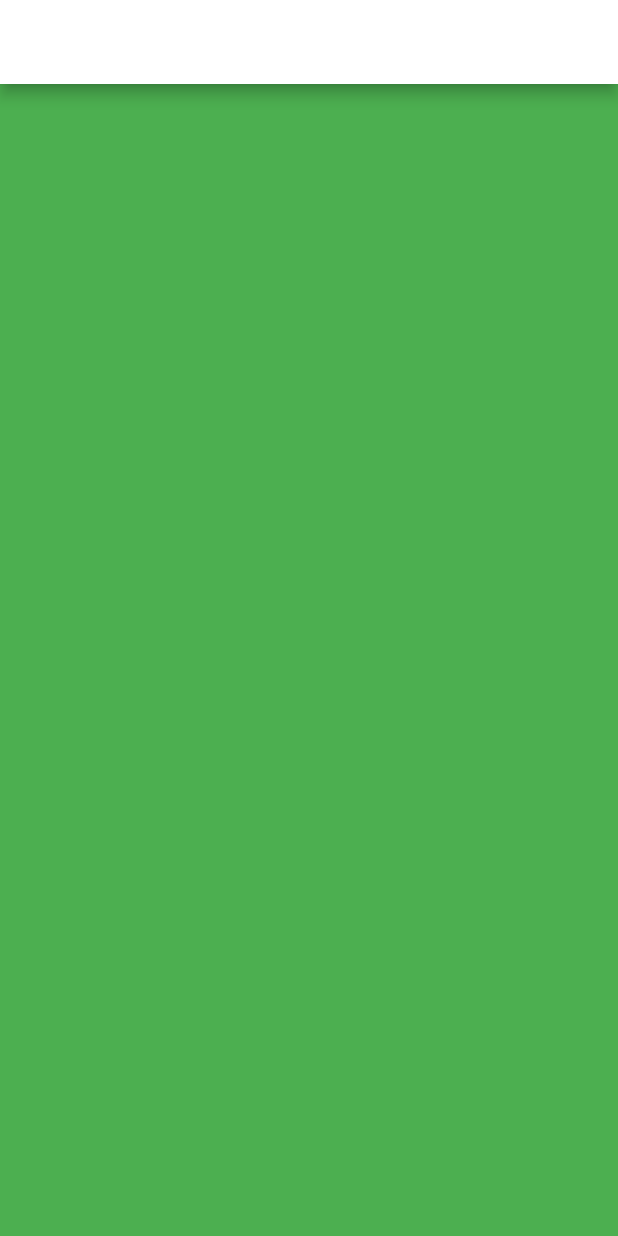
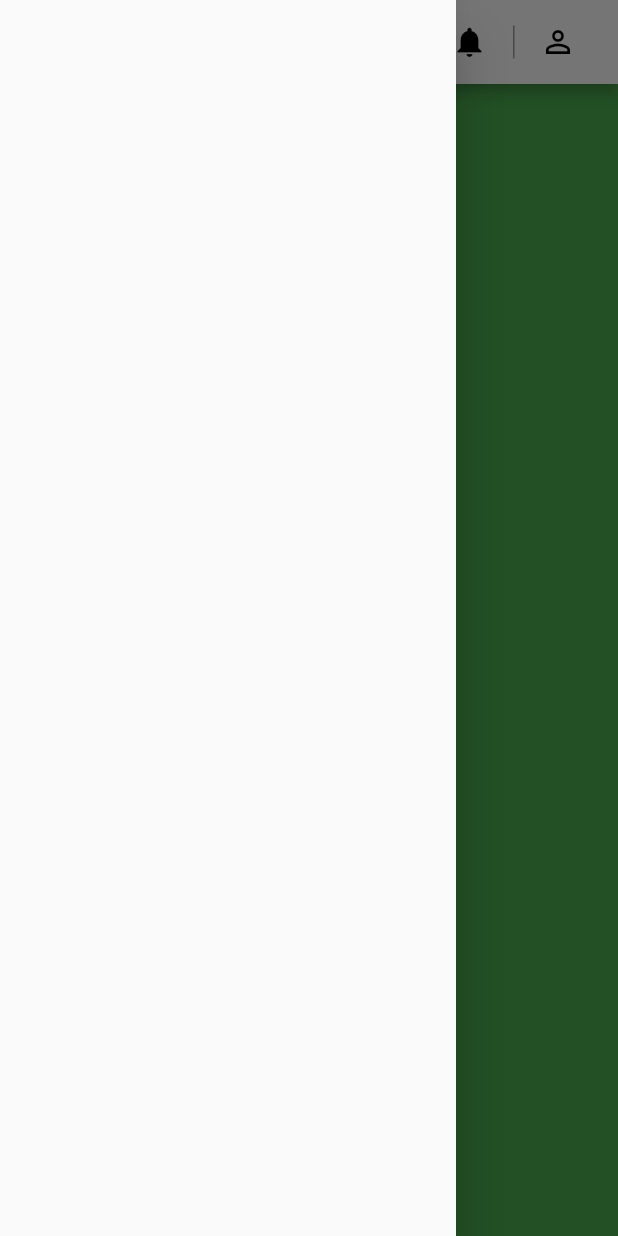
Before and after one commit to hugorodro/timelife, a Flutter app: the screen it shows after launch, with the side drawer open (before the commit the screen has no drawer), on a phone screen of 412 x 824 dp. Run offline on Flutter 3.47's test engine with Material 2 defaults, Android fonts, the phone set to English and light mode, and no system bars; our stand-ins replace get.

Commit message:
add more to navbar

```diff
--- a/flutterapp/lib/helpers/responsive.dart
+++ b/flutterapp/lib/helpers/responsive.dart
@@ -11,15 +11,15 @@ class ResponsiveWidget extends StatelessWidget {
 
   const ResponsiveWidget({ Key? key,required this.largeScreen, required this.mediumScreen, required this.smallScreen }) : super(key: key);
 
-  // static bool isSmall(BuildContext context) =>
-  // MediaQuery.of(context).size.width < smallSize;
+  static bool isSmall(BuildContext context) =>
+  MediaQuery.of(context).size.width < mediumSize;
 
-  // static bool isMedium(BuildContext context) =>
-  // MediaQuery.of(context).size.width >= mediumSize &&
-  // MediaQuery.of(context).size.width < largeSize;
+  static bool isMedium(BuildContext context) =>
+  MediaQuery.of(context).size.width >= mediumSize &&
+  MediaQuery.of(context).size.width < largeSize;
 
-  // static bool isLarge(BuildContext context) =>
-  // MediaQuery.of(context).size.width >= largeSize;
+  static bool isLarge(BuildContext context) =>
+  MediaQuery.of(context).size.width >= largeSize;
 
   @override
   Widget build(BuildContext context) {
--- a/flutterapp/lib/main.dart
+++ b/flutterapp/lib/main.dart
@@ -18,7 +18,7 @@ class MyApp extends StatelessWidget {
         scaffoldBackgroundColor: Colors.white,
         primarySwatch: Colors.blue,
       ),
-      home: const HomeScreen(),
+      home: HomeScreen(),
     );
   }
 }
--- a/flutterapp/lib/pages/home.dart
+++ b/flutterapp/lib/pages/home.dart
@@ -2,17 +2,16 @@ import 'package:flutter/material.dart';
 import 'package:flutterapp/helpers/responsive.dart';
 import 'package:flutterapp/widgets/large_screen.dart';
 import 'package:flutterapp/widgets/small_screen.dart';
+import 'package:flutterapp/widgets/top_nav.dart';
 import 'package:get/get.dart';
 
 class HomeScreen extends StatelessWidget {
-  const HomeScreen({ Key? key }) : super(key: key);
-
+  final GlobalKey<ScaffoldState> key = GlobalKey();
   @override
   Widget build(BuildContext context) {
     return Scaffold(
-      appBar: AppBar(
-        backgroundColor: Colors.white,
-      ),
+      appBar: topNavigatorBar(context, key),
+      drawer: const Drawer(),
       body: const ResponsiveWidget(largeScreen: LargeScreen(), mediumScreen: LargeScreen(), smallScreen: SmallScreen()),
     );
   }
--- /dev/null
+++ b/flutterapp/lib/widgets/custom_text.dart
@@ -0,0 +1,21 @@
+import 'package:flutter/material.dart';
+
+class CustomText extends StatelessWidget {
+  final String text;
+  final double size;
+  final Color color;
+  final FontWeight weight;
+
+  const CustomText({ Key? key, required this.text, required this.size, required this.color, required this.weight }) : super(key: key);
+
+  @override
+  Widget build(BuildContext context) {
+    return Text(text,
+      style: TextStyle(
+        fontSize: size,
+        color: color,
+        fontWeight: weight
+      ),
+    );
+  }
+}
--- /dev/null
+++ b/flutterapp/lib/widgets/top_nav.dart
@@ -0,0 +1,32 @@
+import 'package:flutter/material.dart';
+import 'package:flutterapp/helpers/responsive.dart';
+import 'package:flutterapp/widgets/custom_text.dart';
+AppBar topNavigatorBar(BuildContext context, GlobalKey<ScaffoldState> key) =>
+  AppBar(
+    leading: !ResponsiveWidget.isSmall(context) ?
+    Row(
+      children: [
+        Container(
+          padding: const EdgeInsets.only(left:14),
+          child: const Icon(Icons.science, color: Colors.grey),
+        ),
+      ],
+    ) : IconButton(icon: const Icon(Icons.menu), color: Colors.grey, onPressed: (){
+      key.currentState?.openDrawer();
+    },),
+    //applies to both small and big screen
+    backgroundColor: Colors.white,
+    title: Row(
+      children: [
+        const Visibility(child: CustomText(text: "timelife", color: Colors.grey, size: 20, weight: FontWeight.bold,)),
+        //this container kind of fills in the space in the middle, interesting..
+        Expanded(child: Container()),
+        IconButton(onPressed: () {}, icon: const Icon(Icons.settings , color: Colors.black,)),
+        IconButton(onPressed: () {}, icon: const Icon(Icons.notifications , color: Colors.black,)),
+        const SizedBox(width: 5,),
+        Container(width: 1, height: 22, color: Colors.grey,),
+        const SizedBox(width: 5,),
+        IconButton(onPressed: () {}, icon: const Icon(Icons.person_outline , color: Colors.black,))
+      ],
+    ),
+);
```
